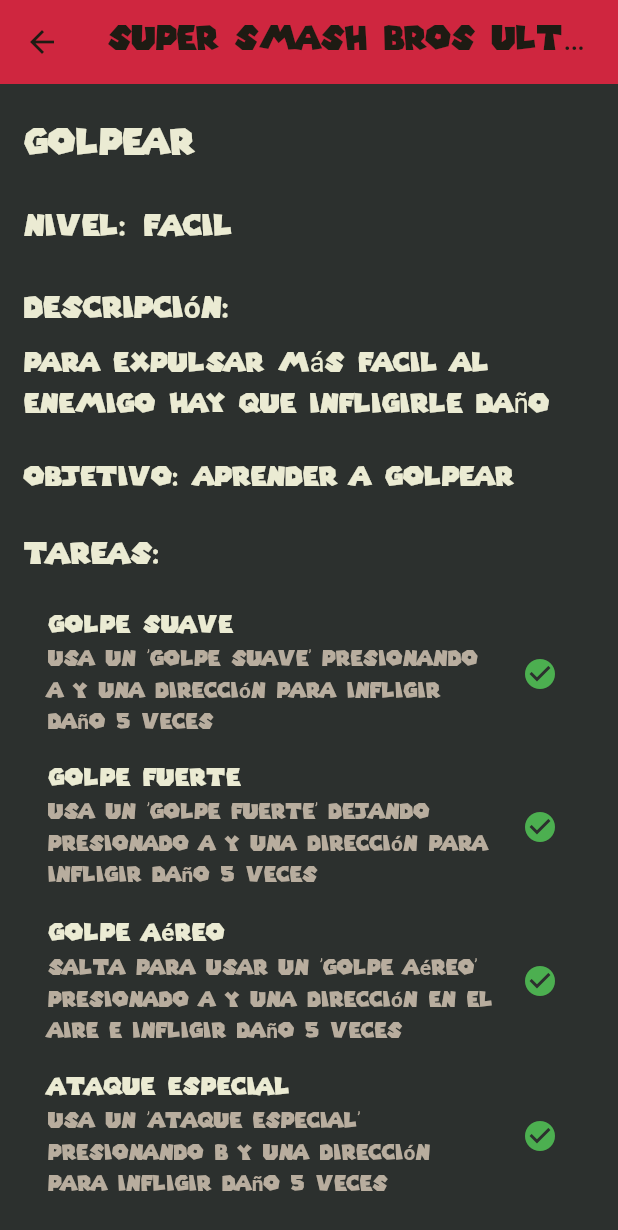
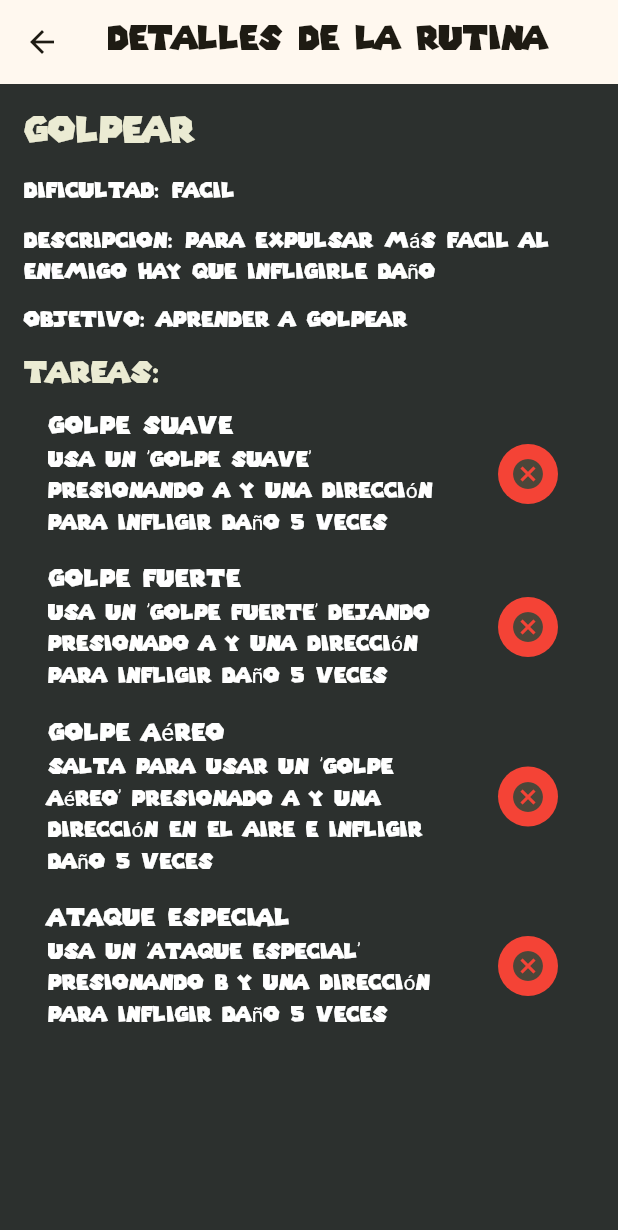
Before and after one commit to Katakur/Up_Grade, a Flutter app: the Menu screen opened directly, after a tap on "Golpear", on a phone screen of 412 x 824 dp. Shown: the top 1230 px of the screen. Run offline on Flutter 3.47's test engine with Material 3 defaults, Android fonts, the phone set to English and light mode, and no system bars; our stand-ins replace flutter_svg; missing offline and left inert: dart:ffi; project files that could hold a hidden picture were left out.

Commit message:
cambio de estados en rutinas

```diff
--- a/up_grade/lib/detallesRutinaEspecifica.dart
+++ b/up_grade/lib/detallesRutinaEspecifica.dart
@@ -1,17 +1,28 @@
 import 'package:flutter/material.dart';
 import 'Rutina.dart'; // Asegúrate de importar la clase Rutina
 
-class DetallesRutinaEspecifica extends StatelessWidget {
+class DetallesRutinaEspecifica extends StatefulWidget {
   final Rutina rutina;
 
   DetallesRutinaEspecifica({required this.rutina});
 
   @override
+  _DetallesRutinaEspecificaState createState() => _DetallesRutinaEspecificaState();
+}
+
+class _DetallesRutinaEspecificaState extends State<DetallesRutinaEspecifica> {
+
+  void _toggleTareaStatus(int index) {
+    setState(() {
+      widget.rutina.tareas[index].toggleStatus(); // Método para cambiar el estado de la tarea
+    });
+  }
+
+  @override
   Widget build(BuildContext context) {
     return Scaffold(
       appBar: AppBar(
-        title: Text(rutina.nombreJuego),
-        backgroundColor: Color.fromARGB(255, 207, 38, 63),
+        title: Text('Detalles de la Rutina'),
       ),
       body: SingleChildScrollView(
         child: Padding(
@@ -19,54 +30,45 @@
           child: Column(
             crossAxisAlignment: CrossAxisAlignment.start,
             children: [
-              SizedBox(height: 8),
               Text(
-                rutina.nombreRutina,
+                widget.rutina.nombreRutina,
                 style: TextStyle(fontSize: 24, fontWeight: FontWeight.bold, color: Color.fromRGBO(235, 235, 211, 1)),
               ),
-              SizedBox(height: 24),
-              Text(
-                'Nivel: ${rutina.dificultad}',
-                style: TextStyle(fontSize: 20, fontWeight: FontWeight.bold, color: Color.fromRGBO(235, 235, 211, 1)),
-              ),
-              SizedBox(height: 24),
-              Text(
-                'Descripción:',
-                style: TextStyle(fontSize: 20, fontWeight: FontWeight.bold, color: Color.fromRGBO(235, 235, 211, 1)),
-              ),
-              SizedBox(height: 8),
-              Text(
-                rutina.descripcion,
-                style: TextStyle(fontSize: 18, color: Color.fromRGBO(235, 235, 211, 1)),
-              ),
-              SizedBox(height: 24),
-              Text(
-                'Objetivo: ${rutina.objetivo}',
-                style: TextStyle(fontSize: 18, fontWeight: FontWeight.bold, color: Color.fromRGBO(235, 235, 211, 1)),
-              ),
-              SizedBox(height: 24),
+              SizedBox(height: 12),
+              Text('Dificultad: ${widget.rutina.dificultad}', style: TextStyle(color: Colors.white)),
+              SizedBox(height: 12),
+              Text('Descripcion: ${widget.rutina.descripcion}', style: TextStyle(color: Colors.white)),
+              SizedBox(height: 12),
+              Text('Objetivo: ${widget.rutina.objetivo}', style: TextStyle(color: Colors.white)),
+              SizedBox(height: 12),
               Text(
                 'Tareas:',
                 style: TextStyle(fontSize: 20, fontWeight: FontWeight.bold, color: Color.fromRGBO(235, 235, 211, 1)),
               ),
-              SizedBox(height: 12),
               Column(
                 crossAxisAlignment: CrossAxisAlignment.start,
-                children: rutina.tareas.map((tarea) {
+                children: List.generate(widget.rutina.tareas.length, (index) {
+                  var tarea = widget.rutina.tareas[index];
                   return ListTile(
-                    title: Text(
-                      tarea.nombre,
-                      style: TextStyle(fontWeight: FontWeight.bold, color: Color.fromRGBO(235, 235, 211, 1)),
+                    title: Text(tarea.nombre, style: TextStyle(color: Colors.white)), // Ejemplo de cambio de color
+                    subtitle: Text(tarea.tarea, style: TextStyle(color: Colors.white)), // Ejemplo de cambio de color
+                    trailing: InkWell(
+                      onTap: () => _toggleTareaStatus(index),
+                      child: Container(
+                        width: 40,
+                        height: 40,
+                        decoration: BoxDecoration(
+                          shape: BoxShape.circle,
+                          color: tarea.status ? Colors.green : Colors.red,
+                        ),
+                        child: Icon(
+                          tarea.status ? Icons.check : Icons.cancel,
+                          //color: Colors.white,
+                        ),
+                      ),
                     ),
-                    subtitle: Text(
-                      tarea.tarea,
-                      style: TextStyle(fontWeight: FontWeight.bold, color: Color.fromRGBO(184, 173, 158, 1)),
-                    ),
-                    trailing: tarea.status
-                        ? Icon(Icons.check_circle, color: Colors.green)
-                        : Icon(Icons.cancel, color: Colors.red),
                   );
-                }).toList(),
+                }),
               ),
             ],
           ),
--- a/up_grade/lib/menu.dart
+++ b/up_grade/lib/menu.dart
@@ -118,10 +118,14 @@
                             Text("Juego: ${rutina.nombreJuego}"),
                             SizedBox(height: 4), // Espacio entre líneas
                             Text("Dificultad: ${rutina.dificultad}"),
-                            //Text("Duración estimada: ${rutina.objetivo} minutos"),
+                             SizedBox(height: 4),
+                            //Text("Estado: ${rutina.status}"), // Mostrar el estado aquí
                             // Puedes agregar más información según los campos de tu clase Rutina
                             ],
                       ),
+                      trailing: rutina.completado
+                          ? Icon(Icons.check_circle, color: Colors.green)
+                          : Icon(Icons.cancel, color: Colors.red),
                       onTap: () {
                         Navigator.push(
                           context,
--- a/up_grade/lib/rutina.dart
+++ b/up_grade/lib/rutina.dart
@@ -19,6 +19,10 @@
       json['status'],
     );
   }
+
+  void toggleStatus() {
+    status = !status; // Cambia el estado de la tarea
+  }
 }
 
 class Rutina {
@@ -29,12 +33,15 @@
   String descripcion;
   String objetivo;
   List<Tarea> tareas;
+  bool completado;
 
-  Rutina(this.id, this.nombreJuego, this.nombreRutina, this.dificultad, this.descripcion, this.objetivo, this.tareas);
+  Rutina(this.id, this.nombreJuego, this.nombreRutina, this.dificultad, this.descripcion, this.objetivo, this.tareas, this.completado);
 
   factory Rutina.fromJson(Map<String, dynamic> json) {
     var list = json['tareas'] as List;
     List<Tarea> tareaList = list.map((e) => Tarea.fromJson(e)).toList();
+
+    bool allCompleted = tareaList.every((tarea) => tarea.status);
 
     return Rutina(
       json['id'],
@@ -44,6 +51,11 @@
       json['descripcion'],
       json['objetivo'],
       tareaList,
+      allCompleted,
     );
   }
+
+  void toggleStatus() {
+    completado = !completado; // Cambia el estado de la tarea
+  }
 }
```
Also changed, not shown: up_grade/assets/json/rlist.json (+59 -47 lines).
